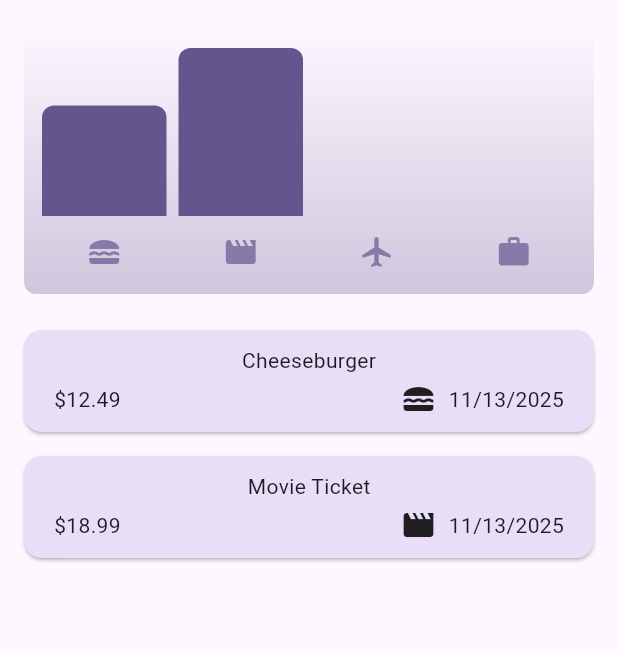
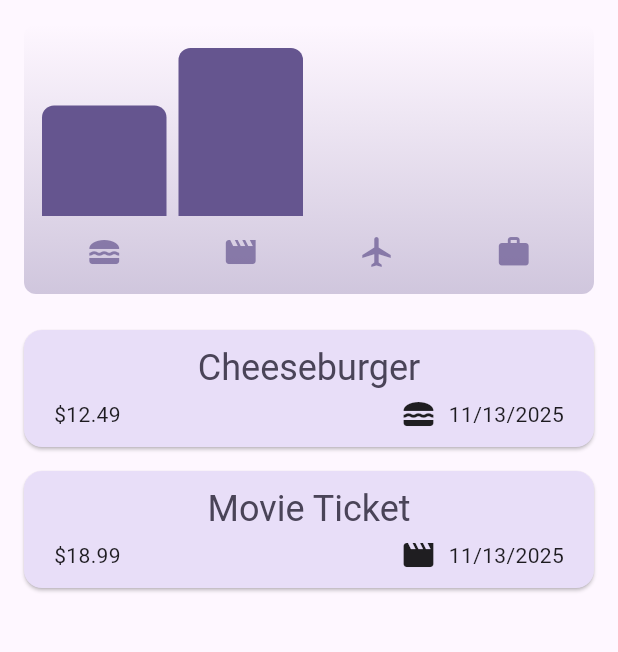
Before and after one commit to Jasonl145/expense_tracker, a Flutter app: the screen it shows after launch, on a phone screen of 412 x 824 dp, the part 84-736 px from its top. Run offline on Flutter 3.47's test engine with Material 3 defaults, Android fonts, the phone set to English and light mode, and no system bars.

Commit message:
Fixed title theme for expense items

```diff
--- a/lib/widgets/expenses_list/expense_item.dart
+++ b/lib/widgets/expenses_list/expense_item.dart
@@ -16,7 +16,7 @@ class ExpenseItem extends StatelessWidget{
         ),
         child: Column(
           children: [
-            Text(expense.title, style: ThemeData().textTheme.titleLarge),
+            Text(expense.title, style: Theme.of(context).textTheme.titleLarge),
             const SizedBox(height: 4),
             Row(
               children: [
```
